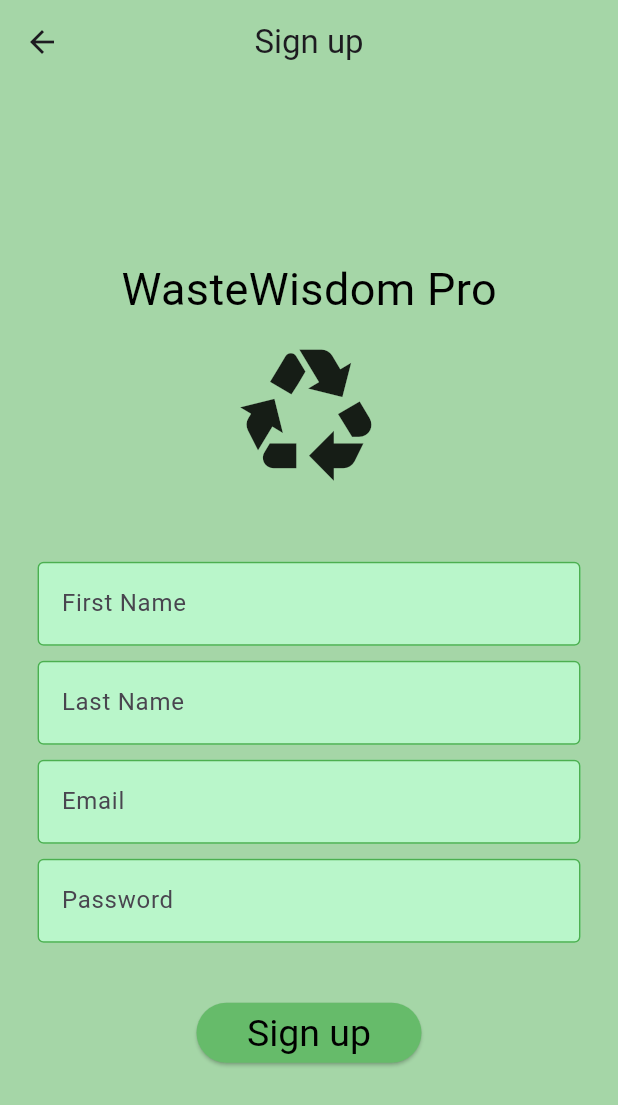
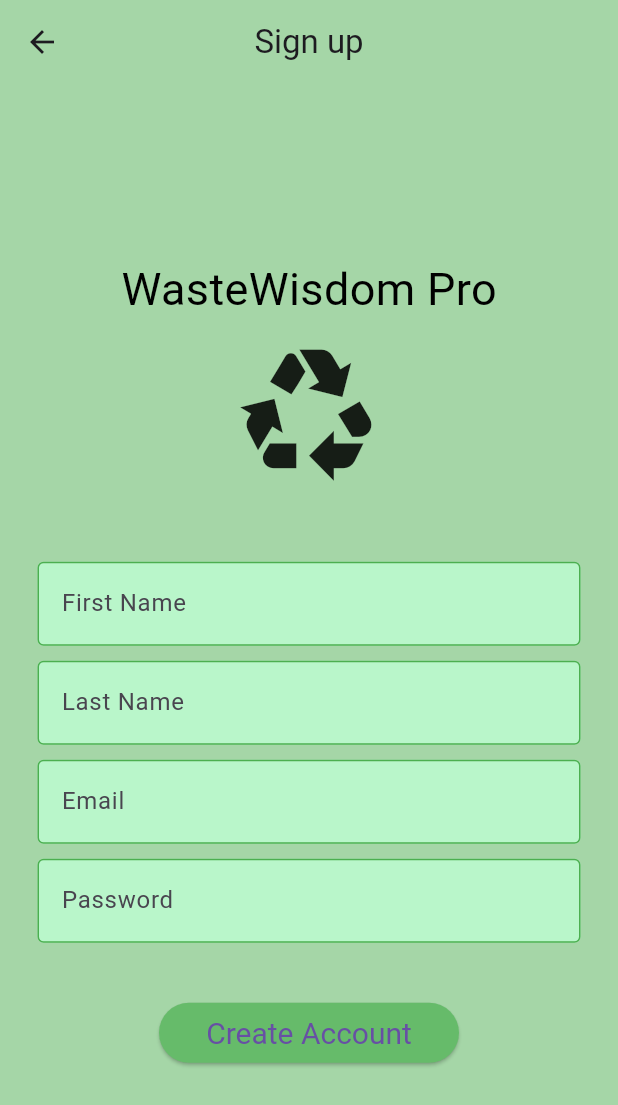
Before and after one commit to avanthaf/sdgp_login, a Flutter app: the SignupPage screen opened directly, on a phone screen of 412 x 824 dp. Shown: the top 1105 px of the screen. Run offline on Flutter 3.47's test engine with Material 3 defaults, Android fonts, the phone set to English and light mode, and no system bars.

Commit message:
Mistakes corrected

```diff
--- a/lib/components/my_button.dart
+++ b/lib/components/my_button.dart
@@ -5,26 +5,26 @@ class MyButton extends StatelessWidget {
   final String ButtonText;
 
   const MyButton({
-    super.key,
+    Key? key,
     required this.onTap,
     required this.ButtonText,
-  });
+  }) : super(key: key);
 
   @override
   Widget build(BuildContext context) {
     return SizedBox(
       height: 40,
-      width: 150,
+      width: 200,
       child: ElevatedButton(
         style: ElevatedButton.styleFrom(
-            foregroundColor: Colors.black,
-            backgroundColor: Colors.green[400],
-            textStyle: const TextStyle(
-              color: Colors.black,
-              fontSize: 25,
-              fontStyle: FontStyle.normal,
-            )),
-        onPressed: () {},
+          backgroundColor: Colors.green[400],
+          textStyle: const TextStyle(
+            color: Colors.black,
+            fontSize: 20,
+            fontStyle: FontStyle.normal,
+          ),
+        ),
+        onPressed: onTap,
         child: Text(ButtonText),
       ),
     );
--- a/lib/components/my_sizedbox.dart
+++ b/lib/components/my_sizedbox.dart
@@ -2,7 +2,7 @@ import 'package:flutter/material.dart';
 
 class MySizedBox extends StatelessWidget {
   final double BoxHeight;
-  const MySizedBox({super.key, required this.BoxHeight});
+  const MySizedBox({Key? key, required this.BoxHeight}) : super(key: key);
 
   @override
   Widget build(BuildContext context) {
--- a/lib/components/my_textfield.dart
+++ b/lib/components/my_textfield.dart
@@ -1,15 +1,16 @@
 import 'package:flutter/material.dart';
 
 class MyTextField extends StatelessWidget {
-  final controller;
+  final TextEditingController controller;
   final String hintText;
   final bool obscureText;
 
-  const MyTextField(
-      {super.key,
+  const MyTextField({
+    Key? key,
     required this.controller,
     required this.hintText,
-      required this.obscureText});
+    required this.obscureText,
+  }) : super(key: key);
 
   @override
   Widget build(BuildContext context) {
@@ -28,6 +29,8 @@ class MyTextField extends StatelessWidget {
           fillColor: Colors.greenAccent[100],
           filled: true,
           hintText: hintText,
-            )));
+        ),
+      ),
+    );
   }
 }
--- a/lib/main.dart
+++ b/lib/main.dart
@@ -6,7 +6,7 @@ void main() {
 }
 
 class MyApp extends StatelessWidget {
-  const MyApp({super.key});
+  const MyApp({Key? key}) : super(key: key);
 
   @override
   Widget build(BuildContext context) {
--- a/lib/signup_page.dart
+++ b/lib/signup_page.dart
@@ -4,13 +4,12 @@ import 'package:sdgp_login/components/my_sizedbox.dart';
 import 'package:sdgp_login/components/my_textfield.dart';
 
 class SignupPage extends StatelessWidget {
-  SignupPage({super.key});
+  SignupPage({Key? key}) : super(key: key);
+
   final firstnameController = TextEditingController();
   final lastnameController = TextEditingController();
   final usernameController = TextEditingController();
   final passwordController = TextEditingController();
-
-  void RegisterUser() {}
 
   @override
   Widget build(BuildContext context) {
@@ -26,7 +25,6 @@ class SignupPage extends StatelessWidget {
           child: Column(
             mainAxisAlignment: MainAxisAlignment.center,
             children: [
-              //  Company name and logo
               const Text(
                 "WasteWisdom Pro",
                 style: TextStyle(color: Colors.black, fontSize: 30),
@@ -36,40 +34,31 @@ class SignupPage extends StatelessWidget {
                 Icons.recycling_outlined,
                 size: 100,
               ),
-
-              // First name text field
               const MySizedBox(BoxHeight: 5),
               MyTextField(
                   controller: firstnameController,
                   hintText: "First Name",
                   obscureText: false),
               const MySizedBox(BoxHeight: 1),
-
-              // Last name text field
               MyTextField(
                   controller: lastnameController,
                   hintText: "Last Name",
                   obscureText: false),
               const MySizedBox(BoxHeight: 1),
-
-              // Email text field
               MyTextField(
                   controller: usernameController,
                   hintText: "Email",
                   obscureText: false),
               const MySizedBox(BoxHeight: 1),
-
-              // Password Text field
               MyTextField(
                 controller: passwordController,
                 hintText: "Password",
                 obscureText: true,
               ),
-
               const MySizedBox(BoxHeight: 4),
               MyButton(
-                onTap: RegisterUser,
-                ButtonText: "Sign up",
+                onTap: registerUser,
+                ButtonText: "Create Account",
               ),
             ],
           ),
@@ -77,4 +66,8 @@ class SignupPage extends StatelessWidget {
       ),
     );
   }
+
+  void registerUser() {
+    // Implement user registration logic here
+  }
 }
```
Also changed, not shown: lib/login_page.dart (+6 -17 lines). Lines whose indentation alone changed are shown as unchanged.
